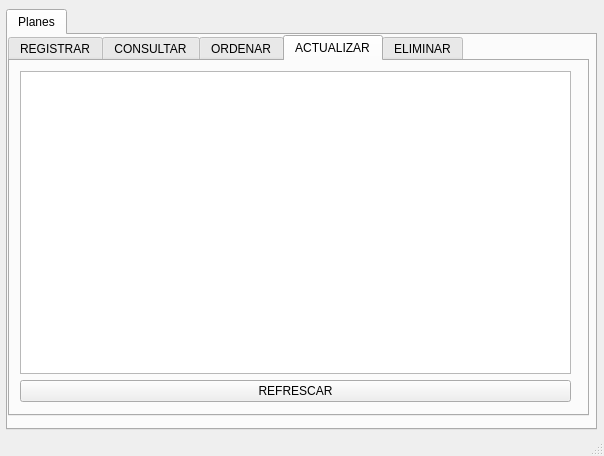
The window that ui_menu.ui (CamiloLM/SpotyUN) describes before a commit, drawn with Qt 5.
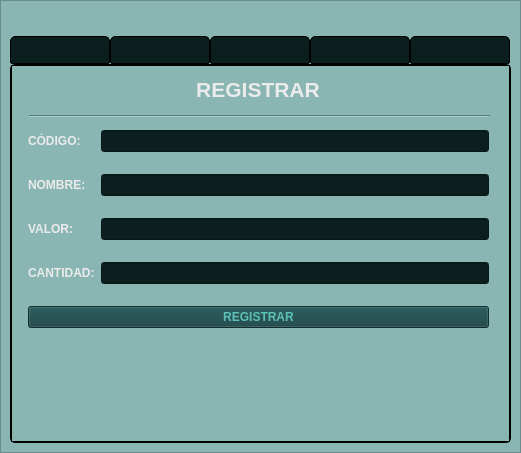
The same window after the commit. The open tabs and pages were chosen to show the change. Icons and pictures are not drawn.

Commit message: Planes Interfaz estilizada

Patch:
```diff
--- a/ui_menu.ui
+++ b/ui_menu.ui
@@ -6,62 +6,172 @@
    <rect>
     <x>0</x>
     <y>0</y>
-    <width>604</width>
-    <height>456</height>
+    <width>521</width>
+    <height>453</height>
    </rect>
   </property>
+  <property name="minimumSize">
+   <size>
+    <width>521</width>
+    <height>453</height>
+   </size>
+  </property>
+  <property name="maximumSize">
+   <size>
+    <width>521</width>
+    <height>453</height>
+   </size>
+  </property>
   <property name="windowTitle">
    <string>SpotyUN - PLANES</string>
   </property>
   <widget class="QWidget" name="centralwidget">
+   <layout class="QVBoxLayout" name="verticalLayout">
+    <property name="spacing">
+     <number>0</number>
+    </property>
+    <property name="leftMargin">
+     <number>0</number>
+    </property>
+    <property name="topMargin">
+     <number>0</number>
+    </property>
+    <property name="rightMargin">
+     <number>0</number>
+    </property>
+    <property name="bottomMargin">
+     <number>0</number>
+    </property>
+    <item>
+     <widget class="QFrame" name="frame">
+      <property name="styleSheet">
+       <string notr="true">background-color: rgb(137, 182, 179);</string>
+      </property>
+      <property name="frameShape">
+       <enum>QFrame::StyledPanel</enum>
+      </property>
+      <property name="frameShadow">
+       <enum>QFrame::Raised</enum>
+      </property>
+      <layout class="QVBoxLayout" name="verticalLayout_2">
+       <item>
+        <layout class="QHBoxLayout" name="horizontalLayout">
+         <item>
+          <spacer name="horizontalSpacer">
+           <property name="orientation">
+            <enum>Qt::Horizontal</enum>
+           </property>
+           <property name="sizeHint" stdset="0">
+            <size>
+             <width>40</width>
+             <height>20</height>
+            </size>
+           </property>
+          </spacer>
+         </item>
+         <item>
+          <widget class="QLabel" name="label">
+           <property name="styleSheet">
+            <string notr="true">border-color: rgb(0, 0, 0);
+border-width: 2px;</string>
+           </property>
+           <property name="text">
+            <string/>
+           </property>
+           <property name="pixmap">
+            <pixmap>assets/SpotyUI/SpotyUN_L.png</pixmap>
+           </property>
+          </widget>
+         </item>
+         <item>
+          <spacer name="horizontalSpacer_2">
+           <property name="orientation">
+            <enum>Qt::Horizontal</enum>
+           </property>
+           <property name="sizeHint" stdset="0">
+            <size>
+             <width>40</width>
+             <height>20</height>
+            </size>
+           </property>
+          </spacer>
+         </item>
+        </layout>
+       </item>
+       <item>
    <widget class="QTabWidget" name="tabWidget">
-    <property name="geometry">
-     <rect>
-      <x>6</x>
-      <y>9</y>
-      <width>591</width>
-      <height>421</height>
-     </rect>
-    </property>
-    <property name="currentIndex">
-     <number>0</number>
-    </property>
-    <widget class="QWidget" name="tab">
-     <attribute name="title">
-      <string>Planes</string>
-     </attribute>
-     <widget class="QTabWidget" name="TabWidget">
-      <property name="geometry">
-       <rect>
-        <x>0</x>
-        <y>0</y>
-        <width>581</width>
-        <height>381</height>
-       </rect>
-      </property>
+         <property name="font">
+          <font>
+           <pointsize>9</pointsize>
+           <weight>75</weight>
+           <bold>true</bold>
+          </font>
+         </property>
+         <property name="layoutDirection">
+          <enum>Qt::LeftToRight</enum>
+         </property>
+         <property name="autoFillBackground">
+          <bool>false</bool>
+         </property>
+         <property name="styleSheet">
+          <string notr="true">QTabWidget::pane{
+			border-width: 2px;
+			border-style: solid;
+			border-color: #000000;
+			border-radius: 5px;
+		}
+
+QTabBar::tab:hover{
+			background-color: #154141;
+			border: 2px solid #000000;
+		}
+
+QTabBar::tab{
+			background-color: #0B1F1F;
+			border: 1px solid #000000;
+			width: 98px;
+			border-radius: 2px;
+			border-top-left-radius: 5px;
+			border-top-right-radius: 5px;
+			padding: 6px 0px;
+		}</string>
+         </property>
+         <property name="tabPosition">
+          <enum>QTabWidget::North</enum>
+         </property>
+         <property name="tabShape">
+          <enum>QTabWidget::Rounded</enum>
+         </property>
       <property name="currentIndex">
        <number>2</number>
       </property>
       <property name="iconSize">
        <size>
-        <width>16</width>
-        <height>16</height>
-       </size>
-      </property>
+           <width>64</width>
+           <height>64</height>
+          </size>
+         </property>
+         <property name="usesScrollButtons">
+          <bool>true</bool>
+         </property>
       <property name="movable">
        <bool>false</bool>
       </property>
-      <widget class="QWidget" name="insert">
+         <widget class="QWidget" name="tab">
+          <attribute name="icon">
+           <iconset>
+            <normaloff>assets/SpotyUI/Registrar.png</normaloff>assets/SpotyUI/Registrar.png</iconset>
+          </attribute>
        <attribute name="title">
-        <string>REGISTRAR</string>
+           <string/>
        </attribute>
        <widget class="QWidget" name="layoutWidget">
         <property name="geometry">
          <rect>
-          <x>10</x>
-          <y>10</y>
-          <width>551</width>
-          <height>331</height>
+             <x>16</x>
+             <y>48</y>
+             <width>461</width>
+             <height>231</height>
          </rect>
         </property>
         <layout class="QGridLayout" name="gridLayout_3">
@@ -81,54 +191,448 @@
          </item>
          <item row="2" column="0">
           <widget class="QLabel" name="label_4">
+              <property name="font">
+               <font>
+                <pointsize>9</pointsize>
+                <weight>75</weight>
+                <bold>true</bold>
+               </font>
+              </property>
+              <property name="styleSheet">
+               <string notr="true">color: rgb(235, 235, 235);</string>
+              </property>
            <property name="text">
             <string>VALOR:</string>
            </property>
           </widget>
          </item>
-         <item row="3" column="1">
-          <widget class="QLineEdit" name="Reg_CantidadInput"/>
-         </item>
-         <item row="1" column="1">
-          <widget class="QLineEdit" name="Reg_NombreInput"/>
-         </item>
-         <item row="0" column="1">
-          <widget class="QLineEdit" name="Reg_CodigoInput"/>
+            <item row="1" column="0">
+             <widget class="QLabel" name="label_3">
+              <property name="palette">
+               <palette>
+                <active>
+                 <colorrole role="WindowText">
+                  <brush brushstyle="SolidPattern">
+                   <color alpha="255">
+                    <red>235</red>
+                    <green>235</green>
+                    <blue>235</blue>
+                   </color>
+                  </brush>
+                 </colorrole>
+                 <colorrole role="Button">
+                  <brush brushstyle="SolidPattern">
+                   <color alpha="255">
+                    <red>137</red>
+                    <green>182</green>
+                    <blue>179</blue>
+                   </color>
+                  </brush>
+                 </colorrole>
+                 <colorrole role="Text">
+                  <brush brushstyle="SolidPattern">
+                   <color alpha="255">
+                    <red>235</red>
+                    <green>235</green>
+                    <blue>235</blue>
+                   </color>
+                  </brush>
+                 </colorrole>
+                 <colorrole role="ButtonText">
+                  <brush brushstyle="SolidPattern">
+                   <color alpha="255">
+                    <red>235</red>
+                    <green>235</green>
+                    <blue>235</blue>
+                   </color>
+                  </brush>
+                 </colorrole>
+                 <colorrole role="Base">
+                  <brush brushstyle="SolidPattern">
+                   <color alpha="255">
+                    <red>137</red>
+                    <green>182</green>
+                    <blue>179</blue>
+                   </color>
+                  </brush>
+                 </colorrole>
+                 <colorrole role="Window">
+                  <brush brushstyle="SolidPattern">
+                   <color alpha="255">
+                    <red>137</red>
+                    <green>182</green>
+                    <blue>179</blue>
+                   </color>
+                  </brush>
+                 </colorrole>
+                 <colorrole role="PlaceholderText">
+                  <brush brushstyle="NoBrush">
+                   <color alpha="128">
+                    <red>235</red>
+                    <green>235</green>
+                    <blue>235</blue>
+                   </color>
+                  </brush>
+                 </colorrole>
+                </active>
+                <inactive>
+                 <colorrole role="WindowText">
+                  <brush brushstyle="SolidPattern">
+                   <color alpha="255">
+                    <red>235</red>
+                    <green>235</green>
+                    <blue>235</blue>
+                   </color>
+                  </brush>
+                 </colorrole>
+                 <colorrole role="Button">
+                  <brush brushstyle="SolidPattern">
+                   <color alpha="255">
+                    <red>137</red>
+                    <green>182</green>
+                    <blue>179</blue>
+                   </color>
+                  </brush>
+                 </colorrole>
+                 <colorrole role="Text">
+                  <brush brushstyle="SolidPattern">
+                   <color alpha="255">
+                    <red>235</red>
+                    <green>235</green>
+                    <blue>235</blue>
+                   </color>
+                  </brush>
+                 </colorrole>
+                 <colorrole role="ButtonText">
+                  <brush brushstyle="SolidPattern">
+                   <color alpha="255">
+                    <red>235</red>
+                    <green>235</green>
+                    <blue>235</blue>
+                   </color>
+                  </brush>
+                 </colorrole>
+                 <colorrole role="Base">
+                  <brush brushstyle="SolidPattern">
+                   <color alpha="255">
+                    <red>137</red>
+                    <green>182</green>
+                    <blue>179</blue>
+                   </color>
+                  </brush>
+                 </colorrole>
+                 <colorrole role="Window">
+                  <brush brushstyle="SolidPattern">
+                   <color alpha="255">
+                    <red>137</red>
+                    <green>182</green>
+                    <blue>179</blue>
+                   </color>
+                  </brush>
+                 </colorrole>
+                 <colorrole role="PlaceholderText">
+                  <brush brushstyle="NoBrush">
+                   <color alpha="128">
+                    <red>235</red>
+                    <green>235</green>
+                    <blue>235</blue>
+                   </color>
+                  </brush>
+                 </colorrole>
+                </inactive>
+                <disabled>
+                 <colorrole role="WindowText">
+                  <brush brushstyle="SolidPattern">
+                   <color alpha="255">
+                    <red>235</red>
+                    <green>235</green>
+                    <blue>235</blue>
+                   </color>
+                  </brush>
+                 </colorrole>
+                 <colorrole role="Button">
+                  <brush brushstyle="SolidPattern">
+                   <color alpha="255">
+                    <red>137</red>
+                    <green>182</green>
+                    <blue>179</blue>
+                   </color>
+                  </brush>
+                 </colorrole>
+                 <colorrole role="Text">
+                  <brush brushstyle="SolidPattern">
+                   <color alpha="255">
+                    <red>235</red>
+                    <green>235</green>
+                    <blue>235</blue>
+                   </color>
+                  </brush>
+                 </colorrole>
+                 <colorrole role="ButtonText">
+                  <brush brushstyle="SolidPattern">
+                   <color alpha="255">
+                    <red>235</red>
+                    <green>235</green>
+                    <blue>235</blue>
+                   </color>
+                  </brush>
+                 </colorrole>
+                 <colorrole role="Base">
+                  <brush brushstyle="SolidPattern">
+                   <color alpha="255">
+                    <red>137</red>
+                    <green>182</green>
+                    <blue>179</blue>
+                   </color>
+                  </brush>
+                 </colorrole>
+                 <colorrole role="Window">
+                  <brush brushstyle="SolidPattern">
+                   <color alpha="255">
+                    <red>137</red>
+                    <green>182</green>
+                    <blue>179</blue>
+                   </color>
+                  </brush>
+                 </colorrole>
+                 <colorrole role="PlaceholderText">
+                  <brush brushstyle="NoBrush">
+                   <color alpha="128">
+                    <red>235</red>
+                    <green>235</green>
+                    <blue>235</blue>
+                   </color>
+                  </brush>
+                 </colorrole>
+                </disabled>
+               </palette>
+              </property>
+              <property name="font">
+               <font>
+                <pointsize>9</pointsize>
+                <weight>75</weight>
+                <bold>true</bold>
+               </font>
+              </property>
+              <property name="styleSheet">
+               <string notr="true">color: rgb(235, 235, 235);</string>
+              </property>
+              <property name="text">
+               <string>NOMBRE:</string>
+              </property>
+             </widget>
          </item>
          <item row="4" column="0" colspan="2">
           <widget class="QPushButton" name="Registrar">
+              <property name="font">
+               <font>
+                <pointsize>9</pointsize>
+                <weight>75</weight>
+                <bold>true</bold>
+               </font>
+              </property>
+              <property name="styleSheet">
+               <string notr="true">color: rgb(93, 193, 185);
+background-color: #154141;</string>
+              </property>
            <property name="text">
             <string>REGISTRAR</string>
            </property>
           </widget>
          </item>
+            <item row="2" column="1">
+             <widget class="QLineEdit" name="Reg_ValorInput">
+              <property name="font">
+               <font>
+                <pointsize>9</pointsize>
+                <weight>75</weight>
+                <bold>true</bold>
+               </font>
+              </property>
+              <property name="styleSheet">
+               <string notr="true">background-color: rgb(11, 31, 31);
+border-color: rgb(0, 0, 0);
+color: rgb(255, 255, 255);</string>
+              </property>
+             </widget>
+            </item>
+            <item row="3" column="0">
+             <widget class="QLabel" name="label_5">
+              <property name="font">
+               <font>
+                <pointsize>9</pointsize>
+                <weight>75</weight>
+                <bold>true</bold>
+               </font>
+              </property>
+              <property name="styleSheet">
+               <string notr="true">color: rgb(235, 235, 235);</string>
+              </property>
+              <property name="text">
+               <string>CANTIDAD:</string>
+              </property>
+             </widget>
+            </item>
+            <item row="3" column="1">
+             <widget class="QLineEdit" name="Reg_CantidadInput">
+              <property name="font">
+               <font>
+                <pointsize>9</pointsize>
+                <weight>75</weight>
+                <bold>true</bold>
+               </font>
+              </property>
+              <property name="styleSheet">
+               <string notr="true">background-color: rgb(11, 31, 31);
+border-color: rgb(0, 0, 0);
+color: rgb(255, 255, 255);</string>
+              </property>
+             </widget>
+            </item>
+            <item row="1" column="1">
+             <widget class="QLineEdit" name="Reg_NombreInput">
+              <property name="font">
+               <font>
+                <pointsize>9</pointsize>
+                <weight>75</weight>
+                <bold>true</bold>
+               </font>
+              </property>
+              <property name="styleSheet">
+               <string notr="true">background-color: rgb(11, 31, 31);
+border-color: rgb(0, 0, 0);
+color: rgb(255, 255, 255);</string>
+              </property>
+             </widget>
+            </item>
+            <item row="0" column="1">
+             <widget class="QLineEdit" name="Reg_CodigoInput">
+              <property name="font">
+               <font>
+                <pointsize>9</pointsize>
+                <weight>75</weight>
+                <bold>true</bold>
+               </font>
+              </property>
+              <property name="styleSheet">
+               <string notr="true">background-color: rgb(11, 31, 31);
+border-color: rgb(0, 0, 0);
+color: rgb(255, 255, 255);</string>
+              </property>
+              <property name="text">
+               <string/>
+              </property>
+             </widget>
+            </item>
          <item row="0" column="0">
           <widget class="QLabel" name="label_2">
+              <property name="font">
+               <font>
+                <pointsize>9</pointsize>
+                <weight>75</weight>
+                <bold>true</bold>
+               </font>
+              </property>
+              <property name="styleSheet">
+               <string notr="true">color: rgb(235, 235, 235);</string>
+              </property>
            <property name="text">
             <string>CÓDIGO:</string>
            </property>
           </widget>
          </item>
-         <item row="2" column="1">
-          <widget class="QLineEdit" name="Reg_ValorInput"/>
-         </item>
-        </layout>
-       </widget>
-      </widget>
-      <widget class="QWidget" name="consult">
-       <attribute name="title">
-        <string>CONSULTAR</string>
-       </attribute>
-       <widget class="QWidget" name="layoutWidget">
+           </layout>
+          </widget>
+          <widget class="Line" name="line">
+           <property name="geometry">
+            <rect>
+             <x>17</x>
+             <y>40</y>
+             <width>461</width>
+             <height>20</height>
+            </rect>
+           </property>
+           <property name="orientation">
+            <enum>Qt::Horizontal</enum>
+           </property>
+          </widget>
+          <widget class="QWidget" name="">
         <property name="geometry">
          <rect>
           <x>10</x>
           <y>10</y>
-          <width>551</width>
-          <height>331</height>
-         </rect>
-        </property>
-        <layout class="QVBoxLayout" name="verticalLayout">
+             <width>471</width>
+             <height>27</height>
+            </rect>
+           </property>
+           <layout class="QHBoxLayout" name="horizontalLayout_2">
+            <item>
+             <spacer name="horizontalSpacer_3">
+              <property name="orientation">
+               <enum>Qt::Horizontal</enum>
+              </property>
+              <property name="sizeHint" stdset="0">
+               <size>
+                <width>40</width>
+                <height>20</height>
+               </size>
+              </property>
+             </spacer>
+            </item>
+            <item>
+             <widget class="QLabel" name="label_7">
+              <property name="font">
+               <font>
+                <pointsize>16</pointsize>
+                <weight>75</weight>
+                <bold>true</bold>
+               </font>
+              </property>
+              <property name="styleSheet">
+               <string notr="true">color: rgb(235, 235, 235);</string>
+              </property>
+              <property name="text">
+               <string>REGISTRAR</string>
+              </property>
+              <property name="alignment">
+               <set>Qt::AlignCenter</set>
+              </property>
+             </widget>
+            </item>
+            <item>
+             <spacer name="horizontalSpacer_4">
+              <property name="orientation">
+               <enum>Qt::Horizontal</enum>
+              </property>
+              <property name="sizeHint" stdset="0">
+               <size>
+                <width>40</width>
+                <height>20</height>
+               </size>
+              </property>
+             </spacer>
+            </item>
+           </layout>
+          </widget>
+         </widget>
+         <widget class="QWidget" name="tab_2">
+          <attribute name="icon">
+           <iconset>
+            <normaloff>assets/SpotyUI/Consultar.png</normaloff>assets/SpotyUI/Consultar.png</iconset>
+          </attribute>
+          <attribute name="title">
+           <string/>
+          </attribute>
+          <widget class="QWidget" name="layoutWidget_2">
+           <property name="geometry">
+            <rect>
+             <x>0</x>
+             <y>40</y>
+             <width>501</width>
+             <height>251</height>
+            </rect>
+           </property>
+           <layout class="QVBoxLayout" name="verticalLayout_3">
          <item>
           <layout class="QGridLayout" name="gridLayout">
            <item row="0" column="0">
@@ -174,12 +678,132 @@
          </item>
         </layout>
        </widget>
-      </widget>
-      <widget class="QWidget" name="tab_2">
+          <widget class="QWidget" name="layoutWidget_6">
+           <property name="geometry">
+            <rect>
+             <x>10</x>
+             <y>10</y>
+             <width>471</width>
+             <height>27</height>
+            </rect>
+           </property>
+           <layout class="QHBoxLayout" name="horizontalLayout_3">
+            <item>
+             <spacer name="horizontalSpacer_5">
+              <property name="orientation">
+               <enum>Qt::Horizontal</enum>
+              </property>
+              <property name="sizeHint" stdset="0">
+               <size>
+                <width>40</width>
+                <height>20</height>
+               </size>
+              </property>
+             </spacer>
+            </item>
+            <item>
+             <widget class="QLabel" name="label_8">
+              <property name="font">
+               <font>
+                <pointsize>16</pointsize>
+                <weight>75</weight>
+                <bold>true</bold>
+               </font>
+              </property>
+              <property name="styleSheet">
+               <string notr="true">color: rgb(235, 235, 235);</string>
+              </property>
+              <property name="text">
+               <string>CONSULTAR</string>
+              </property>
+              <property name="alignment">
+               <set>Qt::AlignCenter</set>
+              </property>
+             </widget>
+            </item>
+            <item>
+             <spacer name="horizontalSpacer_6">
+              <property name="orientation">
+               <enum>Qt::Horizontal</enum>
+              </property>
+              <property name="sizeHint" stdset="0">
+               <size>
+                <width>40</width>
+                <height>20</height>
+               </size>
+              </property>
+             </spacer>
+            </item>
+           </layout>
+          </widget>
+         </widget>
+         <widget class="QWidget" name="tab_3">
+          <attribute name="icon">
+           <iconset>
+            <normaloff>assets/SpotyUI/Ordenar.png</normaloff>assets/SpotyUI/Ordenar.png</iconset>
+          </attribute>
        <attribute name="title">
+           <string/>
+          </attribute>
+          <widget class="QWidget" name="layoutWidget_7">
+           <property name="geometry">
+            <rect>
+             <x>10</x>
+             <y>10</y>
+             <width>471</width>
+             <height>27</height>
+            </rect>
+           </property>
+           <layout class="QHBoxLayout" name="horizontalLayout_4">
+            <item>
+             <spacer name="horizontalSpacer_7">
+              <property name="orientation">
+               <enum>Qt::Horizontal</enum>
+              </property>
+              <property name="sizeHint" stdset="0">
+               <size>
+                <width>40</width>
+                <height>20</height>
+               </size>
+              </property>
+             </spacer>
+            </item>
+            <item>
+             <widget class="QLabel" name="label_9">
+              <property name="font">
+               <font>
+                <pointsize>16</pointsize>
+                <weight>75</weight>
+                <bold>true</bold>
+               </font>
+              </property>
+              <property name="styleSheet">
+               <string notr="true">color: rgb(235, 235, 235);</string>
+              </property>
+              <property name="text">
         <string>ORDENAR</string>
-       </attribute>
-       <widget class="QWidget" name="layoutWidget_2">
+              </property>
+              <property name="alignment">
+               <set>Qt::AlignCenter</set>
+              </property>
+             </widget>
+            </item>
+            <item>
+             <spacer name="horizontalSpacer_8">
+              <property name="orientation">
+               <enum>Qt::Horizontal</enum>
+              </property>
+              <property name="sizeHint" stdset="0">
+               <size>
+                <width>40</width>
+                <height>20</height>
+               </size>
+              </property>
+             </spacer>
+            </item>
+           </layout>
+          </widget>
+          <widget class="QWidget" name="">
         <property name="geometry">
          <rect>
           <x>10</x>
@@ -206,51 +830,82 @@
         </layout>
        </widget>
       </widget>
-      <widget class="QWidget" name="update">
+         <widget class="QWidget" name="tab_5">
+          <attribute name="icon">
+           <iconset>
+            <normaloff>assets/SpotyUI/Eliminar.png</normaloff>assets/SpotyUI/Eliminar.png</iconset>
+          </attribute>
        <attribute name="title">
-        <string>ACTUALIZAR</string>
-       </attribute>
-       <widget class="QWidget" name="layoutWidget">
+           <string/>
+          </attribute>
+          <widget class="QWidget" name="layoutWidget_9">
         <property name="geometry">
          <rect>
           <x>10</x>
           <y>10</y>
-          <width>551</width>
-          <height>331</height>
-         </rect>
-        </property>
-        <layout class="QGridLayout" name="gridLayout_5">
-         <item row="0" column="0">
-          <widget class="QTableView" name="ActualizarTable">
-           <attribute name="horizontalHeaderDefaultSectionSize">
-            <number>138</number>
-           </attribute>
-          </widget>
-         </item>
-         <item row="1" column="0">
-          <widget class="QPushButton" name="ActualizarRefresh">
+             <width>471</width>
+             <height>27</height>
+            </rect>
+           </property>
+           <layout class="QHBoxLayout" name="horizontalLayout_6">
+            <item>
+             <spacer name="horizontalSpacer_11">
+              <property name="orientation">
+               <enum>Qt::Horizontal</enum>
+              </property>
+              <property name="sizeHint" stdset="0">
+               <size>
+                <width>40</width>
+                <height>20</height>
+               </size>
+              </property>
+             </spacer>
+            </item>
+            <item>
+             <widget class="QLabel" name="label_11">
+              <property name="font">
+               <font>
+                <pointsize>16</pointsize>
+                <weight>75</weight>
+                <bold>true</bold>
+               </font>
+              </property>
+              <property name="styleSheet">
+               <string notr="true">color: rgb(235, 235, 235);</string>
+              </property>
            <property name="text">
-            <string>REFRESCAR</string>
-           </property>
-          </widget>
-         </item>
-        </layout>
-       </widget>
-      </widget>
-      <widget class="QWidget" name="delete">
-       <attribute name="title">
         <string>ELIMINAR</string>
-       </attribute>
-       <widget class="QWidget" name="layoutWidget">
+              </property>
+              <property name="alignment">
+               <set>Qt::AlignCenter</set>
+              </property>
+             </widget>
+            </item>
+            <item>
+             <spacer name="horizontalSpacer_12">
+              <property name="orientation">
+               <enum>Qt::Horizontal</enum>
+              </property>
+              <property name="sizeHint" stdset="0">
+               <size>
+                <width>40</width>
+                <height>20</height>
+               </size>
+              </property>
+             </spacer>
+            </item>
+           </layout>
+          </widget>
+          <widget class="QWidget" name="">
         <property name="geometry">
          <rect>
-          <x>10</x>
-          <y>10</y>
-          <width>551</width>
-          <height>331</height>
-         </rect>
-        </property>
-        <layout class="QVBoxLayout" name="verticalLayout_2">
+             <x>0</x>
+             <y>40</y>
+             <width>501</width>
+             <height>251</height>
+            </rect>
+           </property>
+           <layout class="QVBoxLayout" name="verticalLayout_4">
          <item>
           <widget class="QTableView" name="BorrarTable">
            <attribute name="horizontalHeaderDefaultSectionSize">
@@ -268,12 +923,138 @@
         </layout>
        </widget>
       </widget>
-     </widget>
-    </widget>
-   </widget>
-  </widget>
-  <widget class="QStatusBar" name="statusbar"/>
- </widget>
- <resources/>
+         <widget class="QWidget" name="tab_4">
+          <attribute name="icon">
+           <iconset>
+            <normaloff>assets/SpotyUI/Actualizar.png</normaloff>assets/SpotyUI/Actualizar.png</iconset>
+          </attribute>
+          <attribute name="title">
+           <string/>
+          </attribute>
+          <widget class="QWidget" name="layoutWidget_8">
+           <property name="geometry">
+            <rect>
+             <x>10</x>
+             <y>10</y>
+             <width>471</width>
+             <height>27</height>
+            </rect>
+           </property>
+           <layout class="QHBoxLayout" name="horizontalLayout_5">
+            <item>
+             <spacer name="horizontalSpacer_9">
+              <property name="orientation">
+               <enum>Qt::Horizontal</enum>
+              </property>
+              <property name="sizeHint" stdset="0">
+               <size>
+                <width>40</width>
+                <height>20</height>
+               </size>
+              </property>
+             </spacer>
+            </item>
+            <item>
+             <widget class="QLabel" name="label_10">
+              <property name="font">
+               <font>
+                <pointsize>16</pointsize>
+                <weight>75</weight>
+                <bold>true</bold>
+               </font>
+              </property>
+              <property name="styleSheet">
+               <string notr="true">color: rgb(235, 235, 235);</string>
+              </property>
+              <property name="text">
+               <string>ACTUALIZAR</string>
+              </property>
+              <property name="alignment">
+               <set>Qt::AlignCenter</set>
+              </property>
+             </widget>
+            </item>
+            <item>
+             <spacer name="horizontalSpacer_10">
+              <property name="orientation">
+               <enum>Qt::Horizontal</enum>
+              </property>
+              <property name="sizeHint" stdset="0">
+               <size>
+                <width>40</width>
+                <height>20</height>
+               </size>
+              </property>
+             </spacer>
+            </item>
+           </layout>
+          </widget>
+          <widget class="QWidget" name="">
+           <property name="geometry">
+            <rect>
+             <x>0</x>
+             <y>40</y>
+             <width>501</width>
+             <height>251</height>
+            </rect>
+           </property>
+           <layout class="QVBoxLayout" name="verticalLayout_6">
+            <item>
+             <widget class="QTableView" name="ActualizarTable">
+              <property name="font">
+               <font>
+                <weight>75</weight>
+                <bold>true</bold>
+               </font>
+              </property>
+              <property name="styleSheet">
+               <string notr="true">background-color: rgb(93, 193, 185);
+border-color: rgb(0, 0, 0);
+selection-background-color: rgb(21, 65, 65);
+color: rgb(11, 31, 31);
+border-top-color: rgb(11, 31, 31);
+gridline-color: rgb(11, 31, 31);
+selection-color: rgb(187, 191, 179);
+QHeaderView::section { 
+			background-color: #0b1f1f 
+	}</string>
+              </property>
+              <attribute name="horizontalHeaderDefaultSectionSize">
+               <number>124</number>
+              </attribute>
+             </widget>
+            </item>
+            <item>
+             <widget class="QPushButton" name="ActualizarRefresh">
+              <property name="font">
+               <font>
+                <pointsize>9</pointsize>
+                <weight>75</weight>
+                <bold>true</bold>
+               </font>
+              </property>
+              <property name="styleSheet">
+               <string notr="true">color: rgb(93, 193, 185);
+background-color: #154141;</string>
+              </property>
+              <property name="text">
+               <string>REFRESCAR</string>
+              </property>
+             </widget>
+            </item>
+           </layout>
+          </widget>
+         </widget>
+        </widget>
+       </item>
+      </layout>
+     </widget>
+    </item>
+   </layout>
+  </widget>
+ </widget>
+ <resources>
+  <include location="assets/SpotyUI/Logo.qrc"/>
+ </resources>
  <connections/>
 </ui>
```
Left out of the diff: 174 changed lines with no effect on the pictures. Lines whose indentation alone changed are shown as unchanged. The commit also changes 9 other files.
